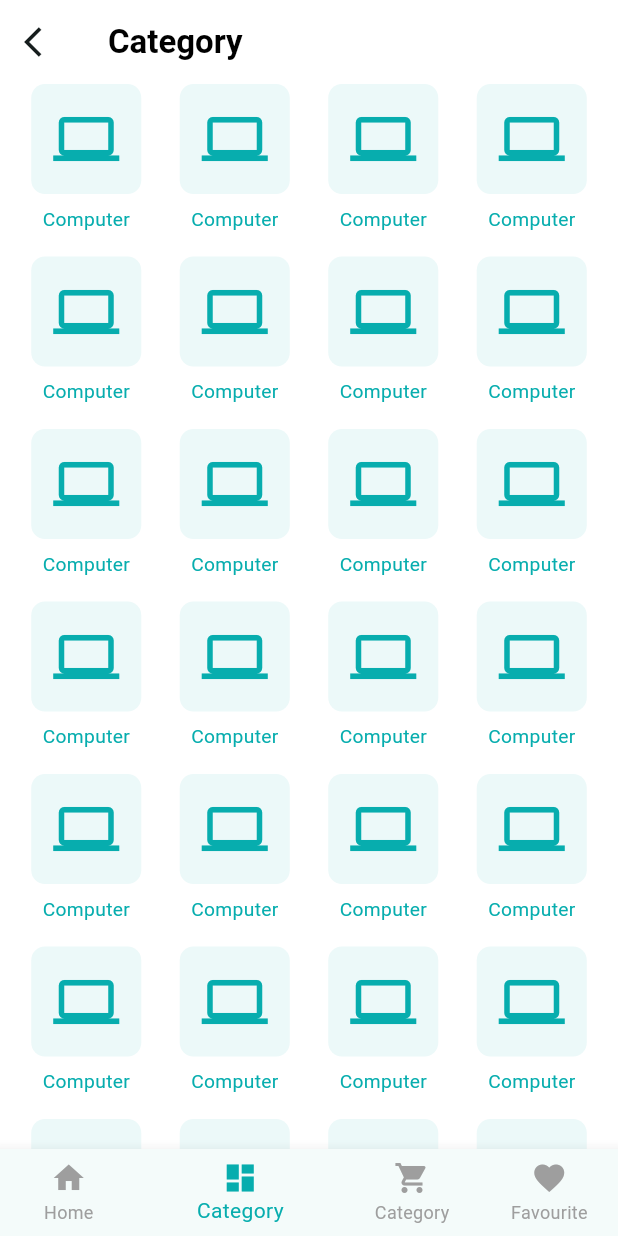
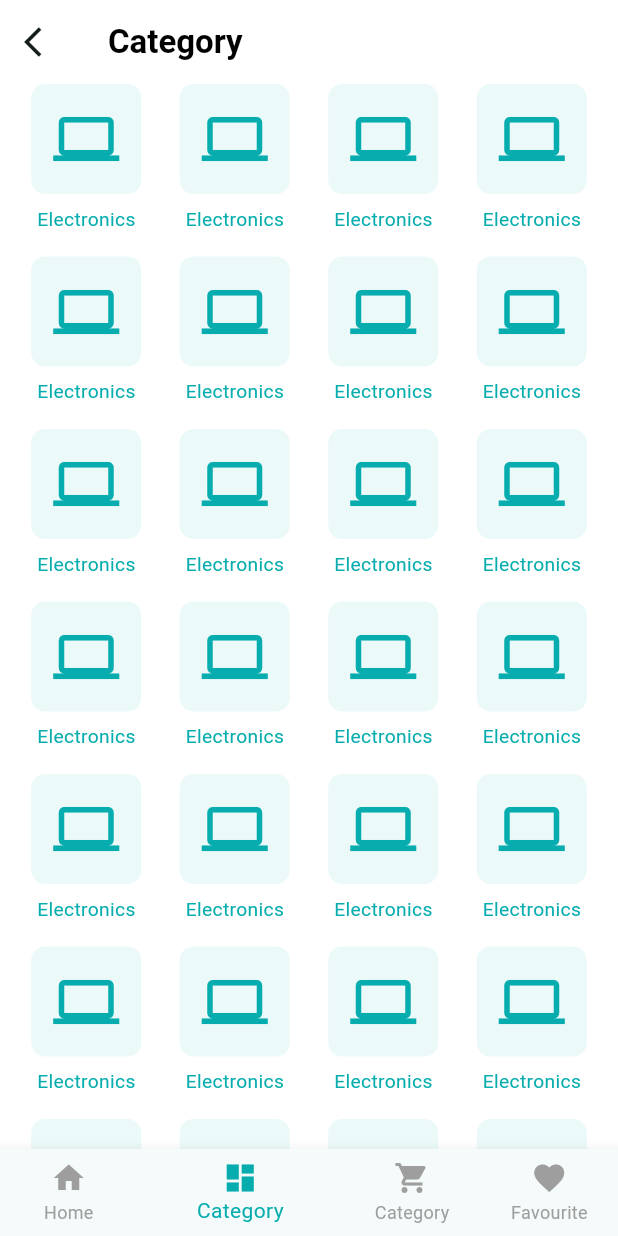
Before and after one commit to arafat-netul10/crafty_bay, a Flutter app: the screen it shows after launch, item 2 of the bottom bar chosen, on a phone screen of 412 x 824 dp. Run offline on Flutter 3.47's test engine with Material 3 defaults, Android fonts, the phone set to English and light mode, and no system bars; our stand-ins replace carousel_slider, firebase_core, firebase_crashlytics, pin_code_fields, shared_preferences; accounts and stored records are empty.

Commit message:
Added Product Screen UI

```diff
--- a/lib/app/routes.dart
+++ b/lib/app/routes.dart
@@ -6,6 +6,7 @@ import 'package:flutter/material.dart';
 import '../features/category/presentation/screens/category_screen.dart';
 import '../features/home/presentation/screens/home_screen.dart';
 import '../features/auth/presentation/screens/verify_otp.dart';
+import '../features/products/presentation/screens/product_list_by_category.dart';
 import '../features/shared/presentation/presentation/main_nav_holder_screen.dart';
 
 class AppRoutes {
@@ -37,9 +38,17 @@ class AppRoutes {
         widget = MainNavHolderScreen();
         break;
 
-        case CategoryScreen.name:
-          widget = CategoryScreen();
-          break;
+      case CategoryScreen.name:
+        widget = CategoryScreen();
+        break;
+
+      case ProductListByCategory.name:
+        Map<String, dynamic> args = settings.arguments as Map<String, dynamic>;
+        widget = ProductListByCategory(
+          categoryId: args["categoryId"],
+          categoryName: args["categoryName"],
+        );
+        break;
 
       default:
         widget = SplashScreen();
--- a/lib/features/category/presentation/screens/category_screen.dart
+++ b/lib/features/category/presentation/screens/category_screen.dart
@@ -1,10 +1,7 @@
-
 import 'package:crafty_bay/features/shared/presentation/providers/main_nav_holder_provider.dart';
 import 'package:crafty_bay/features/shared/presentation/widgets/category_card.dart';
 import 'package:flutter/material.dart';
 import 'package:provider/provider.dart';
-
-
 
 class CategoryScreen extends StatefulWidget {
   const CategoryScreen({super.key});
@@ -23,7 +20,10 @@ class _CategoryScreenState extends State<CategoryScreen> {
       onPopInvokedWithResult: (_, _) => _backToHome(),
       child: Scaffold(
         appBar: AppBar(
-          leading: IconButton(onPressed: _backToHome, icon: Icon(Icons.arrow_back_ios)),
+          leading: IconButton(
+            onPressed: _backToHome,
+            icon: Icon(Icons.arrow_back_ios),
+          ),
           title: Text("Category"),
         ),
 
@@ -31,20 +31,21 @@ class _CategoryScreenState extends State<CategoryScreen> {
           padding: const EdgeInsets.symmetric(horizontal: 8.0),
           child: GridView.builder(
             gridDelegate: SliverGridDelegateWithFixedCrossAxisCount(
-                crossAxisCount: 4,
+              crossAxisCount: 4,
               mainAxisSpacing: 16,
             ),
             itemBuilder: (context, index) {
-              return FittedBox(child: CategoryCard(icon: Icons.computer, name: "Computer"));
+              return FittedBox(
+                child: CategoryCard(icon: Icons.computer, name: "Electronics"),
+              );
             },
           ),
-        )
+        ),
       ),
     );
   }
 
-  void _backToHome(){
+  void _backToHome() {
     context.read<MainNavHolderProvider>().backToHome();
   }
-
 }
--- a/lib/features/shared/presentation/widgets/category_card.dart
+++ b/lib/features/shared/presentation/widgets/category_card.dart
@@ -1,5 +1,7 @@
 import 'package:flutter/material.dart';
+
 import '../../../../app/app_colors.dart';
+import '../../../products/presentation/screens/product_list_by_category.dart';
 
 class CategoryCard extends StatelessWidget {
   const CategoryCard({
@@ -13,7 +15,14 @@ class CategoryCard extends StatelessWidget {
 
   @override
   Widget build(BuildContext context) {
-    return Column(
+    return GestureDetector(
+      onTap: (){
+        Navigator.pushNamed(context, ProductListByCategory.name, arguments: {
+          "categoryId": "1",
+          "categoryName": "Electronics",
+        });
+      },
+      child: Column(
         children: [
           Container(
             decoration: BoxDecoration(
@@ -26,6 +35,7 @@ class CategoryCard extends StatelessWidget {
           const  SizedBox(height: 8,),
           Text(name, style: TextStyle(color: AppColors.themeColor),),
         ],
+      ),
     );
   }
 }
```
Also changed, not shown: lib/features/home/presentation/screens/home_screen.dart (+35 -5 lines), lib/features/products/presentation/screens/product_list_by_category.dart (added, +34 -0 lines), lib/features/category/presentation/screens/popular_products.dart (added). Lines whose indentation alone changed are shown as unchanged.
